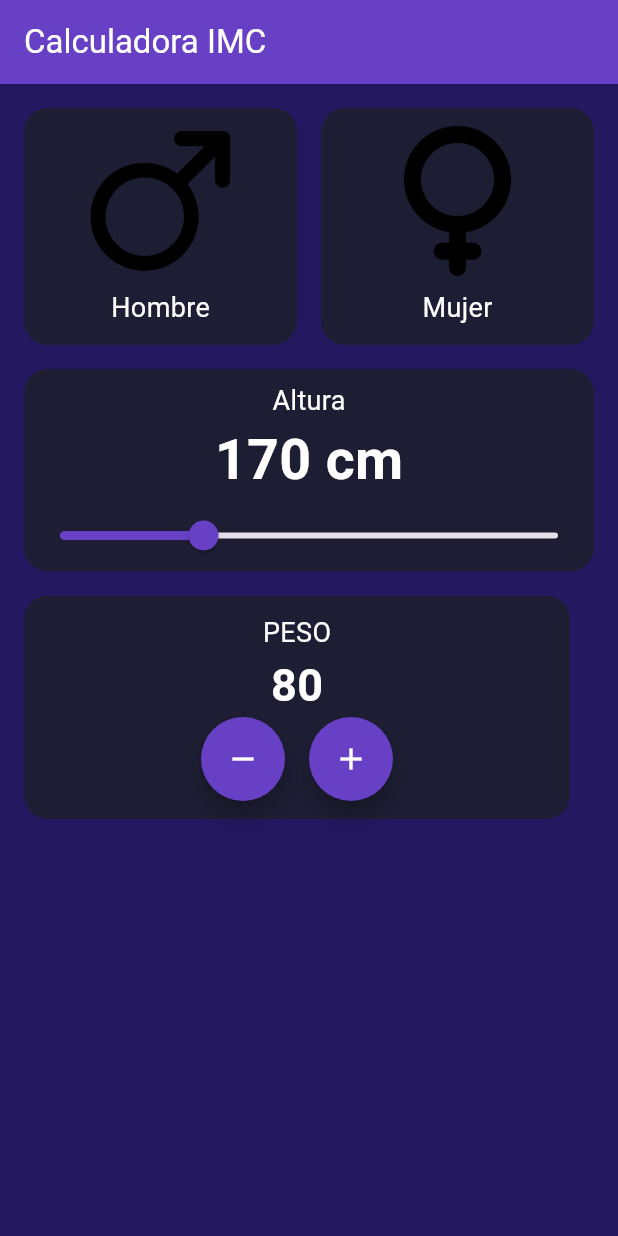
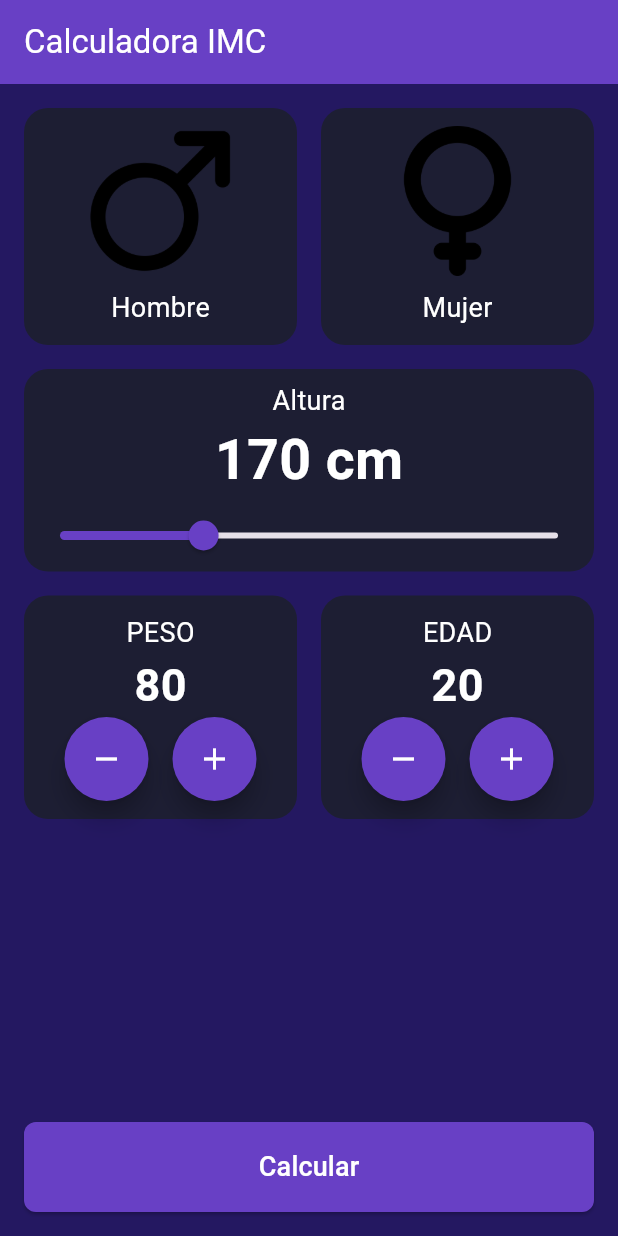
Before and after one commit to KaDrD69/flutterProject, a Flutter app: the screen it shows after launch, on a phone screen of 412 x 824 dp. Run offline on Flutter 3.47's test engine with Material 3 defaults, Android fonts, the light colour scheme and no system bars.

Commit message:
agregado widgets peso edad y la lógica

```diff
--- a/lib/components/number_selector.dart
+++ b/lib/components/number_selector.dart
@@ -6,9 +6,14 @@ class NumberSelector extends StatefulWidget {
   final String title;
   final int value;
   final Function() onIncrement;
+  final Function() onDecrement;
 
   const NumberSelector(
-    {super.key, required this.title, required this.value, required this.onIncrement});
+    {super.key,
+    required this.title,
+    required this.value,
+    required this.onIncrement,
+    required this.onDecrement});
 
   @override
   State<NumberSelector> createState() => _NumberSelectorState();
@@ -39,7 +44,9 @@ class _NumberSelectorState extends State<NumberSelector> {
               mainAxisAlignment: MainAxisAlignment.center,
               children: [
                 FloatingActionButton(
-                  onPressed: (){},
+                  onPressed: (){
+                    widget.onDecrement();
+                  },
                   shape: CircleBorder(),
                   backgroundColor: AppColors.primary,
                   child: Icon(Icons.remove ,color: Colors.white),
--- a/lib/screens/imc_home_screen.dart
+++ b/lib/screens/imc_home_screen.dart
@@ -2,6 +2,8 @@ import 'package:flutter/material.dart';
 import 'package:imc_calculadora/components/gender_selector.dart';
 import 'package:imc_calculadora/components/height_selector.dart';
 import 'package:imc_calculadora/components/number_selector.dart';
+import 'package:imc_calculadora/core/app_colors.dart';
+import 'package:imc_calculadora/core/text_styles.dart';
 
 class ImcHomeScreen extends StatefulWidget {
   const ImcHomeScreen({super.key});
@@ -28,12 +30,39 @@ class _ImcHomeScreenState extends State<ImcHomeScreen> {
                 setState(() {
                   selectedWeight++;
                 });
-              } )),
+              },
+                onDecrement: (){
+                  setState(() {
+                    selectedWeight--;
+                  });
+                },
+               )),
               SizedBox(width: 16),
-              //Expanded(child: NumberSelector(title: "EDAD")),
+              Expanded(child: NumberSelector(title: "EDAD", value: selectedAge, onIncrement: () {
+                setState(() {
+                  selectedAge++;
+                });
+              }, onDecrement: () {
+                setState(() {
+                  selectedAge--;
+                });
+              },)),
             ],
           ),
         ),
+        Spacer(),
+        Padding(
+          padding: const EdgeInsets.all(16.0),
+          child: SizedBox(
+            height: 60,
+            width: double.infinity,
+            child: ElevatedButton(onPressed: (){},style: ButtonStyle(
+              shape: WidgetStateProperty.all(RoundedRectangleBorder(
+                borderRadius: BorderRadius.circular(8)
+              )),
+              backgroundColor: WidgetStateProperty.all(AppColors.primary)
+            ) ,child: Text("Calcular", style: TextStyles.bodyStyle,))),
+        )
       ],
     );
   }
```
